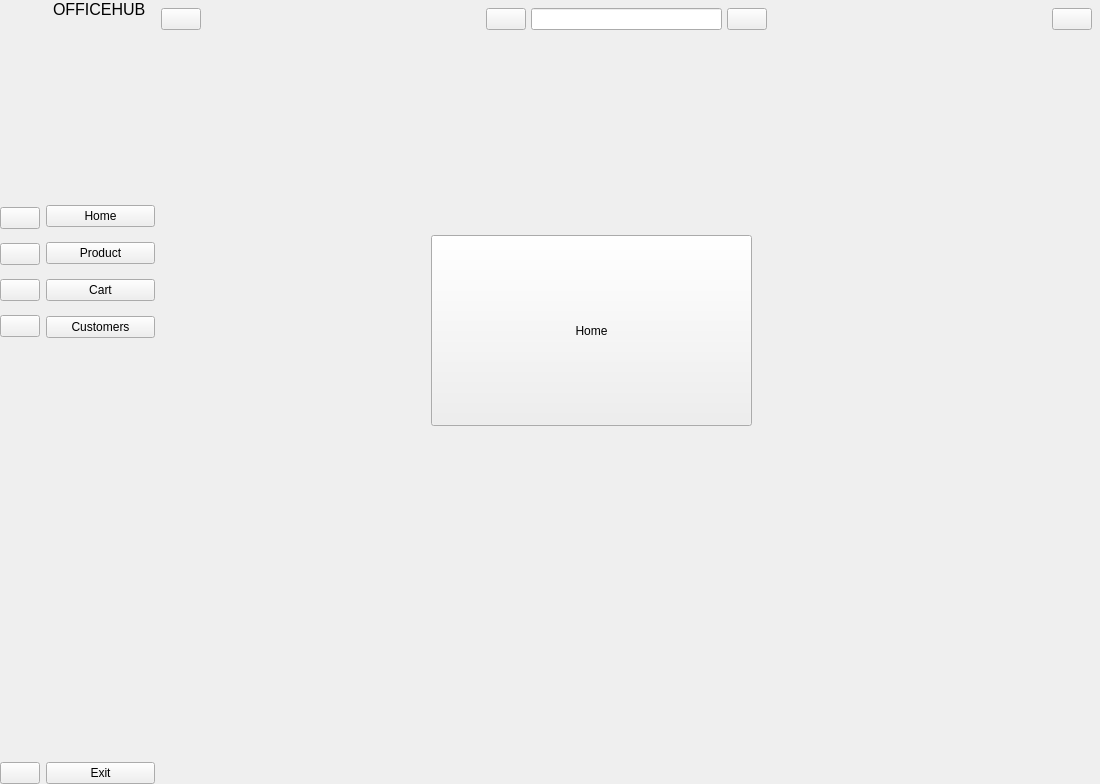
First picture: the form in emp_ui/emp_dashboard.ui, repository Ryhtruly/Stationery-Officehub, before the edit.
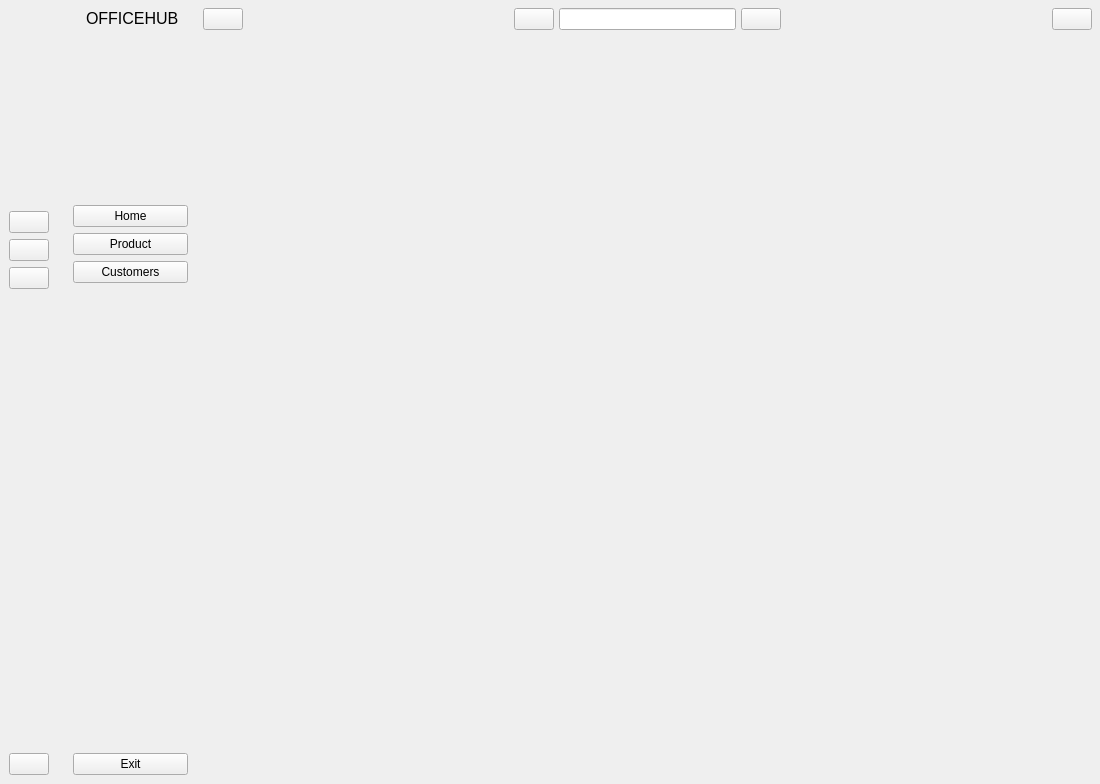
Second picture: the form after the edit. Icons and pictures are not drawn.

What changed in the file:
```diff
--- a/emp_ui/emp_dashboard.ui
+++ b/emp_ui/emp_dashboard.ui
@@ -30,21 +30,6 @@
     <item row="0" column="0">
      <widget class="QWidget" name="icon_only" native="true">
       <layout class="QVBoxLayout" name="verticalLayout_2">
-       <property name="spacing">
-        <number>0</number>
-       </property>
-       <property name="leftMargin">
-        <number>0</number>
-       </property>
-       <property name="topMargin">
-        <number>0</number>
-       </property>
-       <property name="rightMargin">
-        <number>0</number>
-       </property>
-       <property name="bottomMargin">
-        <number>0</number>
-       </property>
        <item>
         <widget class="QLabel" name="label">
          <property name="maximumSize">
@@ -79,14 +64,8 @@
        </item>
        <item>
         <layout class="QVBoxLayout" name="verticalLayout">
-         <property name="spacing">
-          <number>14</number>
-         </property>
-         <property name="topMargin">
-          <number>15</number>
-         </property>
          <property name="bottomMargin">
-          <number>27</number>
+          <number>60</number>
          </property>
          <item>
           <widget class="QPushButton" name="home_nbtn_1">
@@ -124,24 +103,6 @@
            </property>
           </widget>
          </item>
-         <item>
-          <widget class="QPushButton" name="cart_btn_1">
-           <property name="text">
-            <string/>
-           </property>
-           <property name="icon">
-            <iconset resource="resource.qrc">
-             <normaloff>:/icons/icon/cart-59-xl (1).png</normaloff>
-             <normalon>:/icons/icon/cart-59-xl.png</normalon>:/icons/icon/cart-59-xl (1).png</iconset>
-           </property>
-           <property name="checkable">
-            <bool>true</bool>
-           </property>
-           <property name="autoExclusive">
-            <bool>true</bool>
-           </property>
-          </widget>
-         </item>
          <item>
           <widget class="QPushButton" name="customer_btn_1">
            <property name="toolTipDuration">
@@ -202,21 +163,6 @@
     <item row="0" column="1">
      <widget class="QWidget" name="full_menu" native="true">
       <layout class="QVBoxLayout" name="verticalLayout_4">
-       <property name="spacing">
-        <number>0</number>
-       </property>
-       <property name="leftMargin">
-        <number>0</number>
-       </property>
-       <property name="topMargin">
-        <number>0</number>
-       </property>
-       <property name="rightMargin">
-        <number>0</number>
-       </property>
-       <property name="bottomMargin">
-        <number>0</number>
-       </property>
        <item>
         <layout class="QHBoxLayout" name="horizontalLayout">
          <item>
@@ -267,14 +213,8 @@
        </item>
        <item>
         <layout class="QVBoxLayout" name="verticalLayout_3">
-         <property name="spacing">
-          <number>15</number>
-         </property>
-         <property name="topMargin">
-          <number>71</number>
-         </property>
          <property name="bottomMargin">
-          <number>0</number>
+          <number>40</number>
          </property>
          <item>
           <widget class="QPushButton" name="home_btn_2">
@@ -312,24 +252,6 @@
            </property>
           </widget>
          </item>
-         <item>
-          <widget class="QPushButton" name="cart_btn_2">
-           <property name="text">
-            <string>Cart</string>
-           </property>
-           <property name="icon">
-            <iconset resource="resource.qrc">
-             <normaloff>:/icons/icon/cart-59-xl (1).png</normaloff>
-             <normalon>:/icons/icon/cart-59-xl.png</normalon>:/icons/icon/cart-59-xl (1).png</iconset>
-           </property>
-           <property name="checkable">
-            <bool>true</bool>
-           </property>
-           <property name="autoExclusive">
-            <bool>true</bool>
-           </property>
-          </widget>
-         </item>
          <item>
           <widget class="QPushButton" name="cusomer_btn_2">
            <property name="text">
@@ -508,32 +430,141 @@
        <item>
         <widget class="QStackedWidget" name="stackedWidget">
          <widget class="QWidget" name="home_widget">
-          <widget class="QPushButton" name="pushButton">
-           <property name="geometry">
-            <rect>
-             <x>270</x>
-             <y>200</y>
-             <width>321</width>
-             <height>191</height>
-            </rect>
-           </property>
-           <property name="text">
-            <string>Home</string>
-           </property>
-          </widget>
+          <layout class="QGridLayout" name="gridLayout_3">
+           <item row="0" column="1">
+            <spacer name="verticalSpacer_5">
+             <property name="orientation">
+              <enum>Qt::Vertical</enum>
+             </property>
+             <property name="sizeHint" stdset="0">
+              <size>
+               <width>20</width>
+               <height>37</height>
+              </size>
+             </property>
+            </spacer>
+           </item>
+           <item row="1" column="0">
+            <spacer name="horizontalSpacer_3">
+             <property name="orientation">
+              <enum>Qt::Horizontal</enum>
+             </property>
+             <property name="sizeHint" stdset="0">
+              <size>
+               <width>45</width>
+               <height>20</height>
+              </size>
+             </property>
+            </spacer>
+           </item>
+           <item row="1" column="1">
+            <layout class="QGridLayout" name="gridLayout_2">
+             <item row="0" column="0" colspan="3">
+              <widget class="QWidget" name="widget_2" native="true">
+               <property name="minimumSize">
+                <size>
+                 <width>709</width>
+                 <height>306</height>
+                </size>
+               </property>
+               <property name="styleSheet">
+                <string notr="true">border-image: url(:/icons/icon/2069577.jpg);
+border-radius : 10px;</string>
+               </property>
+              </widget>
+             </item>
+             <item row="1" column="0">
+              <widget class="QWidget" name="widget_4" native="true">
+               <property name="minimumSize">
+                <size>
+                 <width>232</width>
+                 <height>306</height>
+                </size>
+               </property>
+               <property name="styleSheet">
+                <string notr="true">border-image: url(:/icons/icon/542136743259c1e91c1d385eff4f5ca1.jfif);
+border-radius : 10px;</string>
+               </property>
+              </widget>
+             </item>
+             <item row="1" column="1">
+              <widget class="QWidget" name="widget_5" native="true">
+               <property name="minimumSize">
+                <size>
+                 <width>231</width>
+                 <height>306</height>
+                </size>
+               </property>
+               <property name="styleSheet">
+                <string notr="true">border-image: url(:/icons/icon/H2C5xJgEUPZ4HsY2ouNCGQ.jpg);</string>
+               </property>
+              </widget>
+             </item>
+             <item row="1" column="2">
+              <widget class="QWidget" name="widget_6" native="true">
+               <property name="minimumSize">
+                <size>
+                 <width>232</width>
+                 <height>306</height>
+                </size>
+               </property>
+               <property name="styleSheet">
+                <string notr="true">border-image: url(:/icons/icon/e2948946e4e38b103135e053b191-1445875.jpg!d);</string>
+               </property>
+              </widget>
+             </item>
+            </layout>
+           </item>
+           <item row="1" column="2">
+            <spacer name="horizontalSpacer_4">
+             <property name="orientation">
+              <enum>Qt::Horizontal</enum>
+             </property>
+             <property name="sizeHint" stdset="0">
+              <size>
+               <width>44</width>
+               <height>20</height>
+              </size>
+             </property>
+            </spacer>
+           </item>
+           <item row="2" column="1">
+            <spacer name="verticalSpacer_6">
+             <property name="orientation">
+              <enum>Qt::Vertical</enum>
+             </property>
+             <property name="sizeHint" stdset="0">
+              <size>
+               <width>20</width>
+               <height>40</height>
+              </size>
+             </property>
+            </spacer>
+           </item>
+          </layout>
          </widget>
          <widget class="QWidget" name="product_widget">
           <widget class="QPushButton" name="pushButton_2">
            <property name="geometry">
             <rect>
-             <x>360</x>
-             <y>150</y>
-             <width>241</width>
-             <height>201</height>
+             <x>150</x>
+             <y>90</y>
+             <width>120</width>
+             <height>91</height>
+            </rect>
+           </property>
+          </widget>
+          <widget class="QPushButton" name="pushButton">
+           <property name="geometry">
+            <rect>
+             <x>220</x>
+             <y>200</y>
+             <width>41</width>
+             <height>28</height>
             </rect>
            </property>
            <property name="text">
-            <string>product_widget</string>
+            <string>PushButton</string>
            </property>
           </widget>
          </widget>
```
Left out of the diff: 35 changed lines with no effect on the pictures.
